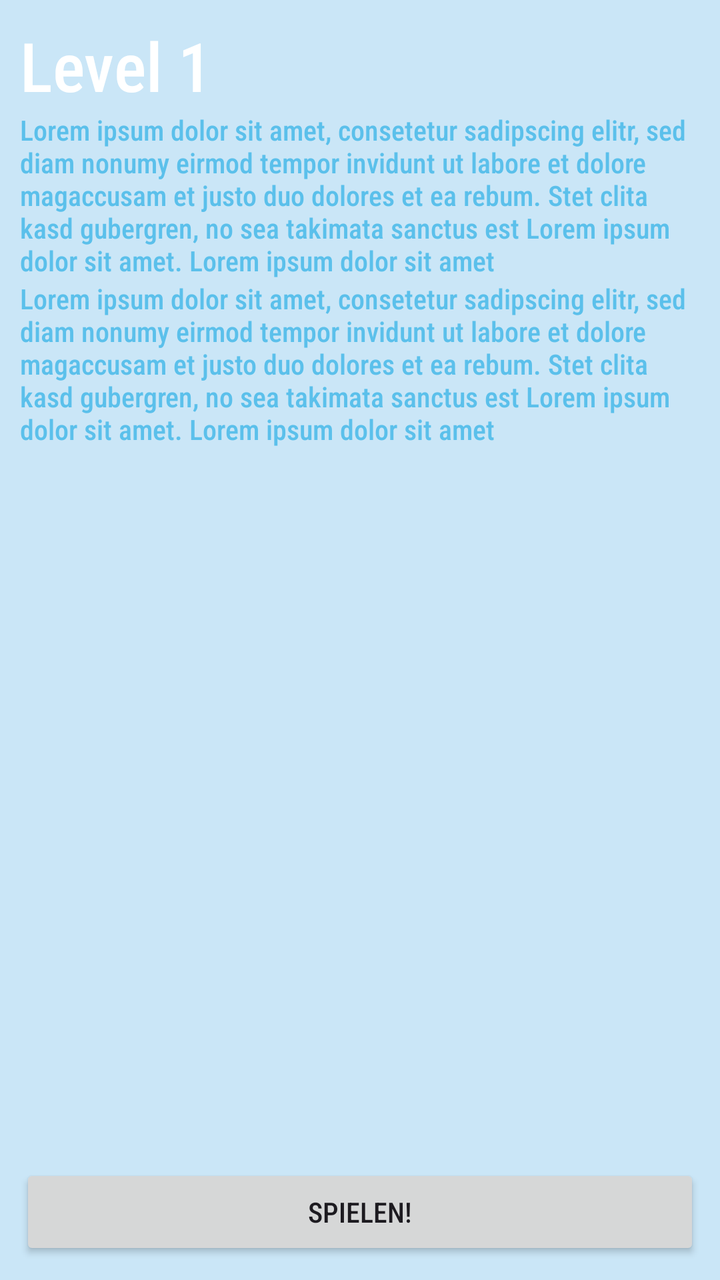
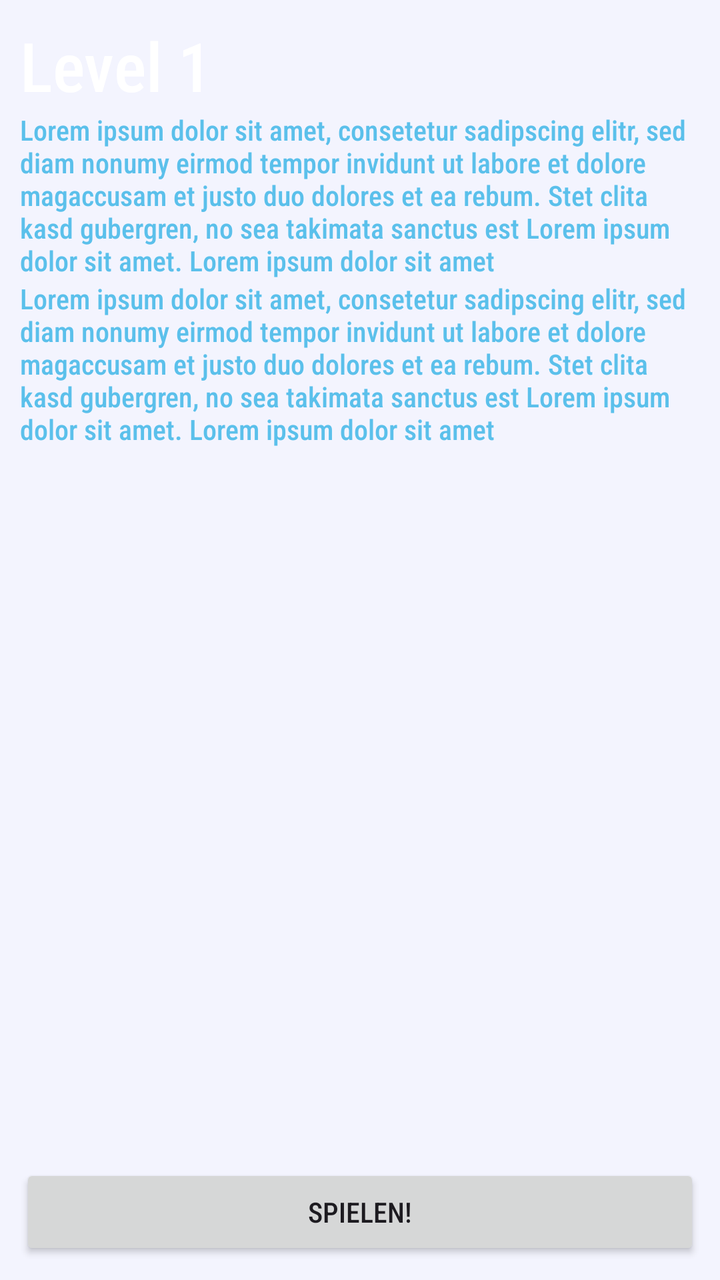

Screens rendered from an Android XML layout before and after an edit, with the pre-edit source and the edit as a unified diff.
<!-- AndroidManifest.xml: application theme Theme.Galactica -->
<!-- res/layout/level_card.xml -->
<?xml version="1.0" encoding="utf-8"?>
<LinearLayout xmlns:android="http://schemas.android.com/apk/res/android"
    android:layout_width="wrap_content"
    android:layout_height="match_parent"
    android:minWidth="100pt"
    android:background="@color/transparent_space_glow"
    android:orientation="vertical"
    android:padding="10dp"
    android:layout_marginHorizontal="5dp">

    <TextView
        android:id="@+id/level_title"
        android:layout_width="match_parent"
        android:layout_height="wrap_content"
        android:text="Level 1"
        android:textAlignment="center"
        android:textAppearance="@style/TextAppearance.AppCompat.Display1"
        android:textColor="@color/white"></TextView>

    <TextView
        android:id="@+id/description"
        android:layout_width="match_parent"
        android:layout_height="wrap_content"
        android:text="Lorem ipsum dolor sit amet, consetetur sadipscing elitr, sed diam nonumy eirmod tempor invidunt ut labore et dolore magaccusam et justo duo dolores et ea rebum. Stet clita kasd gubergren, no sea takimata sanctus est Lorem ipsum dolor sit amet. Lorem ipsum dolor sit amet"
        android:textColor="@color/space_glow"></TextView>

    <TextView
        android:id="@+id/best_try"
        android:layout_width="match_parent"
        android:layout_height="0dp"
        android:layout_weight="1"
        android:text="Lorem ipsum dolor sit amet, consetetur sadipscing elitr, sed diam nonumy eirmod tempor invidunt ut labore et dolore magaccusam et justo duo dolores et ea rebum. Stet clita kasd gubergren, no sea takimata sanctus est Lorem ipsum dolor sit amet. Lorem ipsum dolor sit amet"
        android:textColor="@color/space_glow"></TextView>

    <Space
        android:layout_width="wrap_content"
        android:layout_height="0dp"
        />

    <Button
        android:id="@+id/play_level_button"
        android:layout_width="match_parent"
        android:layout_height="wrap_content"
        android:text="Spielen!">
    </Button>
</LinearLayout>
<!-- resources referenced by this layout -->
<resources>
  <color name="space_glow">#5BC0EB</color>
  <color name="transparent_space_glow">#8097D6F0</color>
  <color name="white">#FFFFFFFF</color>
  <style name="Theme.Galactica" parent="Base.Theme.Galactica" />
  <style name="Base.Theme.Galactica" parent="Theme.Material3.DayNight.NoActionBar">
  
          
          <item name="materialButtonStyle">@style/GalacticaButton</item>
  
          
          <item name="materialButtonOutlinedStyle">@style/GalacticaButton.Outlined</item>
  
          
          <item name="textAppearanceBodyLarge">@style/TextAppearance.Galactica.Body</item>
          <item name="fontFamily">sans-serif-condensed-medium</item>
  
          
      </style>
  <style name="GalacticaButton" parent="Widget.Material3.Button">
          <item name="backgroundTint">@color/space_glow</item>
          <item name="android:textColor">@color/white</item>
          <item name="cornerRadius">8dp</item>
          <item name="android:textStyle">bold</item>
          
          <item name="android:minHeight">52dp</item>
          <item name="android:insetTop">2dp</item>
          <item name="android:insetBottom">2dp</item>
          <item name="android:insetLeft">2dp</item>
          <item name="android:insetRight">2dp</item>
          <item name="android:letterSpacing">0.03</item>
      </style>
  <style name="GalacticaButton.Outlined" parent="Widget.Material3.Button.OutlinedButton">
          <item name="strokeColor">@color/space_glow</item>
          <item name="strokeWidth">2dp</item>
          <item name="cornerRadius">2dp</item>
          <item name="android:textColor">@color/white</item>
          <item name="android:minHeight">52dp</item>
      </style>
  <style name="TextAppearance.Galactica.Body" parent="TextAppearance.Material3.BodyLarge">
          <item name="android:textColor">@color/white</item>
      </style>
</resources>

<!-- the commit's change to res/layout/level_card.xml (unified diff, before → after) -->
@@ -2,11 +2,11 @@
 <LinearLayout xmlns:android="http://schemas.android.com/apk/res/android"
     android:layout_width="wrap_content"
     android:layout_height="match_parent"
+    android:layout_marginHorizontal="5dp"
+    android:background="@color/transparent_space_glow"
     android:minWidth="100pt"
-    android:background="@color/transparent_space_glow"
     android:orientation="vertical"
-    android:padding="10dp"
-    android:layout_marginHorizontal="5dp">
+    android:padding="10dp">
 
     <TextView
         android:id="@+id/level_title"
@@ -34,13 +34,11 @@
 
     <Space
         android:layout_width="wrap_content"
-        android:layout_height="0dp"
-        />
+        android:layout_height="0dp" />
 
     <Button
         android:id="@+id/play_level_button"
         android:layout_width="match_parent"
         android:layout_height="wrap_content"
-        android:text="Spielen!">
-    </Button>
+        android:text="Spielen!"></Button>
 </LinearLayout>
<!-- resource entries referenced after the edit -->
@@ -1,7 +1,7 @@
 <!-- resources referenced by this layout -->
 <resources>
   <color name="space_glow">#5BC0EB</color>
-  <color name="transparent_space_glow">#8097D6F0</color>
+  <color name="transparent_space_glow">#1A97D6F0</color>
   <color name="white">#FFFFFFFF</color>
   <style name="Theme.Galactica" parent="Base.Theme.Galactica" />
   <style name="Base.Theme.Galactica" parent="Theme.Material3.DayNight.NoActionBar">
